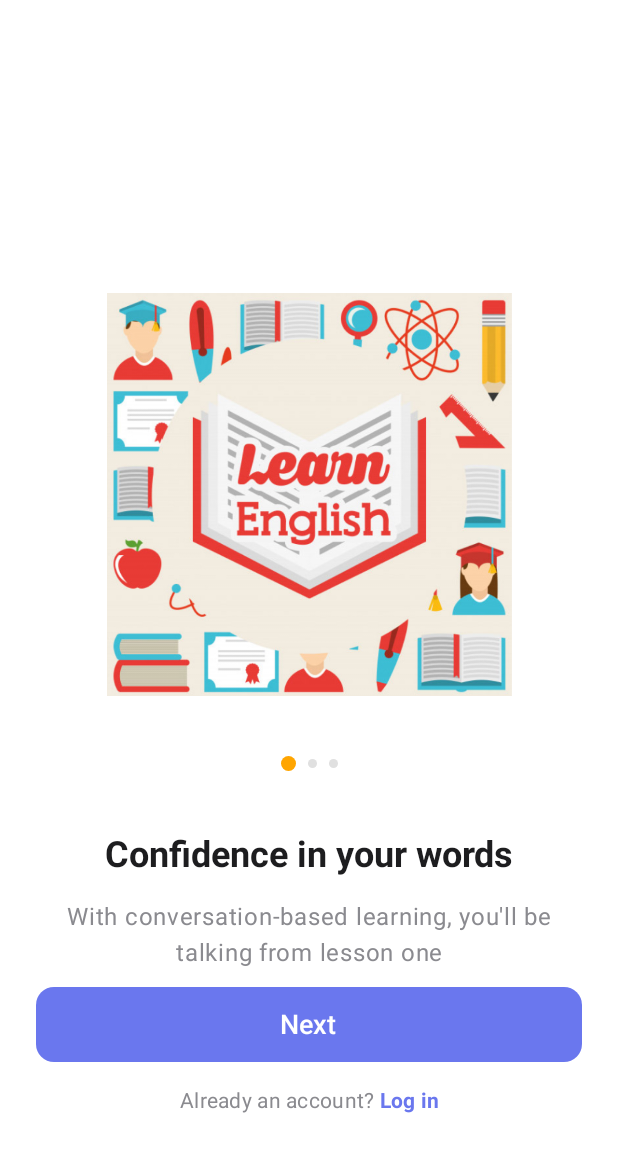
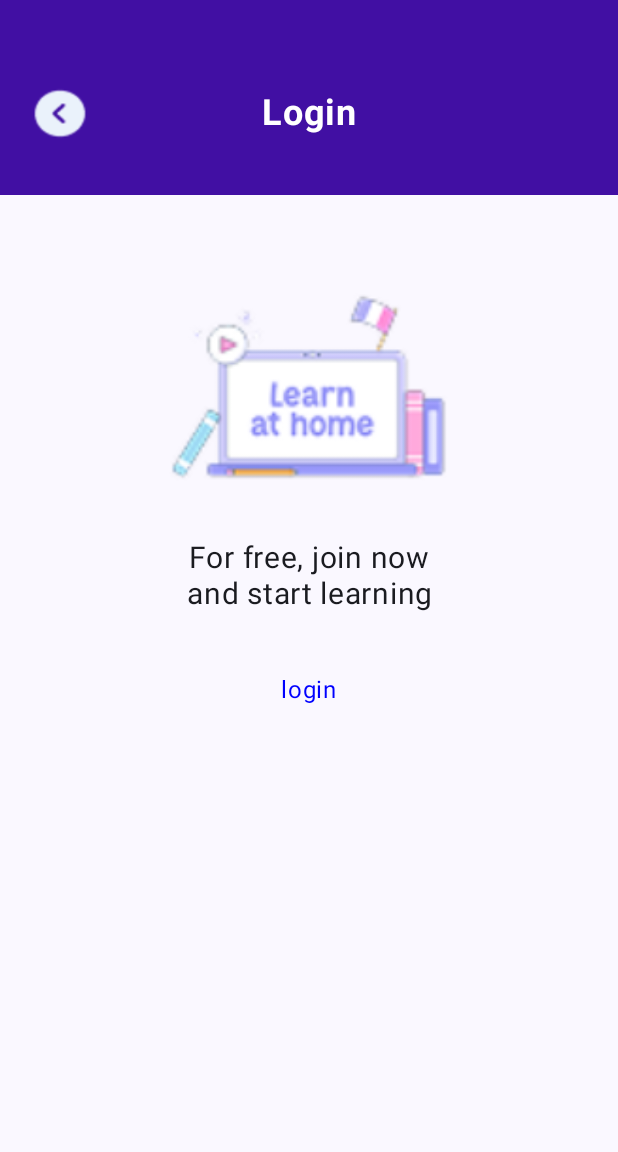
Before and after one commit to nkhoaa05/EnLearn, an Android app built with Jetpack Compose: the screen it shows after launch (MainActivity), on a phone screen of 412 x 824 dp. Shown: the top 1152 px of the screen. Run offline under Robolectric (Android 15) with nearby library versions, the phone set to English and light mode, and no system bars.

Commit message:
edit path, login screen

```diff
--- a/app/src/main/java/com/example/enlearn/LoginScreen.kt
+++ /dev/null
@@ -1 +0,0 @@
-package com.example.enlearn
--- a/app/src/main/java/com/example/enlearn/MainActivity.kt
+++ b/app/src/main/java/com/example/enlearn/MainActivity.kt
@@ -3,16 +3,10 @@ package com.example.enlearn
 import android.os.Bundle
 import androidx.activity.ComponentActivity
 import androidx.activity.compose.setContent
-import androidx.activity.enableEdgeToEdge
 import androidx.compose.foundation.layout.fillMaxSize
-import androidx.compose.foundation.layout.padding
-import androidx.compose.material3.Scaffold
-import androidx.compose.material3.Text
-import androidx.compose.runtime.Composable
 import androidx.compose.ui.Modifier
-import androidx.compose.ui.tooling.preview.Preview
-import androidx.core.splashscreen.SplashScreen.Companion.installSplashScreen
 import com.example.enlearn.ui.theme.EnLearnTheme
+import com.example.enlearn.ui_screen.login.LoginScreen
 
 class MainActivity : ComponentActivity() {
     override fun onCreate(savedInstanceState: Bundle?) {
@@ -23,7 +17,7 @@ class MainActivity : ComponentActivity() {
                     modifier = Modifier.fillMaxSize(),
                     color = androidx.compose.material3.MaterialTheme.colorScheme.background
                 ) {
-                    AppNavGraph()
+                    LoginScreen()
                 }
             }
         }
--- a/app/src/main/java/com/example/enlearn/ui/theme/Color.kt
+++ b/app/src/main/java/com/example/enlearn/ui/theme/Color.kt
@@ -9,3 +9,5 @@ val Pink80 = Color(0xFFEFB8C8)
 val Purple40 = Color(0xFF6650a4)
 val PurpleGrey40 = Color(0xFF625b71)
 val Pink40 = Color(0xFF7D5260)
+
+val PrimaryColor = Color(0xFF410FA3)
--- a/app/src/main/java/com/example/enlearn/HomeScreen.kt
+++ b/app/src/main/java/com/example/enlearn/ui_screen/home/HomeScreen.kt
@@ -1,4 +1,4 @@
-package com.example.enlearn
+package com.example.enlearn.ui_screen.home
 
 import androidx.compose.foundation.layout.Box
 import androidx.compose.foundation.layout.fillMaxSize
--- a/app/src/main/java/com/example/enlearn/OnBoarding1.kt
+++ b/app/src/main/java/com/example/enlearn/ui_screen/intro/OnBoarding1.kt
@@ -1,4 +1,4 @@
-package com.example.enlearn
+package com.example.enlearn.ui_screen.intro
 
 import androidx.compose.foundation.Image
 import androidx.compose.foundation.background
@@ -19,11 +19,11 @@ import androidx.compose.ui.text.buildAnnotatedString
 import androidx.compose.ui.text.font.FontWeight
 import androidx.compose.ui.text.style.TextAlign
 import androidx.compose.ui.text.withStyle
-import androidx.compose.ui.tooling.preview.Preview
 import androidx.compose.ui.unit.Dp
 import androidx.compose.ui.unit.dp
 import androidx.compose.ui.unit.sp
 import androidx.navigation.NavController
+import com.example.enlearn.R
 
 
 val onboardingImageResource = R.drawable.logo
--- a/app/src/main/java/com/example/enlearn/OnBoarding2.kt
+++ b/app/src/main/java/com/example/enlearn/ui_screen/intro/OnBoarding2.kt
@@ -1,4 +1,4 @@
-package com.example.enlearn
+package com.example.enlearn.ui_screen.intro
 
 
 import androidx.compose.foundation.Image
@@ -12,13 +12,12 @@ import androidx.compose.ui.layout.ContentScale
 import androidx.compose.ui.res.painterResource
 import androidx.compose.ui.text.font.FontWeight
 import androidx.compose.ui.text.style.TextAlign
-import androidx.compose.ui.tooling.preview.Preview
 import androidx.compose.ui.unit.dp
 import androidx.compose.ui.unit.sp
 import androidx.navigation.NavController
+import com.example.enlearn.R
 import com.example.enlearn.presentation.components.ClickableLoginText
 import com.example.enlearn.presentation.components.PageIndicator
-import com.example.enlearn.ui.theme.EnLearnTheme
 
 @Composable
 fun OnboardingScreen2(
--- a/app/src/main/java/com/example/enlearn/OnBoarding3.kt
+++ b/app/src/main/java/com/example/enlearn/ui_screen/intro/OnBoarding3.kt
@@ -1,4 +1,4 @@
-package com.example.enlearn
+package com.example.enlearn.ui_screen.intro
 
 import androidx.compose.foundation.Image
 import androidx.compose.foundation.layout.*
@@ -12,13 +12,12 @@ import androidx.compose.ui.layout.ContentScale
 import androidx.compose.ui.res.painterResource
 import androidx.compose.ui.text.font.FontWeight
 import androidx.compose.ui.text.style.TextAlign
-import androidx.compose.ui.tooling.preview.Preview
 import androidx.compose.ui.unit.dp
 import androidx.compose.ui.unit.sp
 import androidx.navigation.NavController
+import com.example.enlearn.R
 import com.example.enlearn.presentation.components.ClickableLoginText
 import com.example.enlearn.presentation.components.PageIndicator
-import com.example.enlearn.ui.theme.EnLearnTheme
 
 @Composable
 fun OnboardingScreen3(
--- a/app/src/main/java/com/example/enlearn/SplashScreen.kt
+++ b/app/src/main/java/com/example/enlearn/ui_screen/intro/SplashScreen.kt
@@ -1,4 +1,4 @@
-package com.example.enlearn
+package com.example.enlearn.ui_screen.intro
 
 import androidx.compose.foundation.Image
 import androidx.compose.foundation.background
@@ -14,6 +14,7 @@ import androidx.compose.ui.text.font.FontWeight
 import androidx.compose.ui.unit.dp
 import androidx.compose.ui.unit.sp
 import androidx.navigation.NavController
+import com.example.enlearn.R
 import kotlinx.coroutines.delay
 
 
--- /dev/null
+++ b/app/src/main/java/com/example/enlearn/ui_screen/login/LoginScreen.kt
@@ -0,0 +1,96 @@
+package com.example.enlearn.ui_screen.login
+
+import androidx.compose.foundation.Image
+import androidx.compose.foundation.background
+import androidx.compose.foundation.clickable
+import androidx.compose.foundation.layout.Arrangement
+import androidx.compose.foundation.layout.Box
+import androidx.compose.foundation.layout.Column
+import androidx.compose.foundation.layout.Spacer
+import androidx.compose.foundation.layout.fillMaxSize
+import androidx.compose.foundation.layout.fillMaxWidth
+import androidx.compose.foundation.layout.height
+import androidx.compose.foundation.layout.offset
+import androidx.compose.foundation.layout.size
+import androidx.compose.foundation.layout.width
+import androidx.compose.material3.Text
+import androidx.compose.runtime.Composable
+import androidx.compose.ui.Alignment
+import androidx.compose.ui.Modifier
+import androidx.compose.ui.graphics.Color
+import androidx.compose.ui.res.painterResource
+import androidx.compose.ui.text.font.FontWeight
+import androidx.compose.ui.text.style.TextAlign
+import androidx.compose.ui.tooling.preview.Preview
+import androidx.compose.ui.unit.dp
+import androidx.compose.ui.unit.sp
+import com.example.enlearn.R
+
+
+@Preview(showBackground = true)
+@Composable
+fun LoginScreen() {
+
+    val PrimaryColor = Color(0xFF410FA3)
+    Column(
+        modifier = Modifier
+            .fillMaxSize(),
+        verticalArrangement = Arrangement.Top,
+        horizontalAlignment = Alignment.CenterHorizontally
+    ) {
+
+        Box(
+            modifier = Modifier
+                .fillMaxWidth()
+                .height(130.dp)
+                .background(PrimaryColor)
+                .offset(y = (10.dp))
+
+        ) {
+            Image(
+                painter = painterResource(R.drawable.back_icon),
+                contentDescription = "Back icon",
+                modifier = Modifier
+                    .size(40.dp)
+                    .align(Alignment.CenterStart)
+                    .offset(x = 20.dp)
+                    .clickable { }
+            )
+            Text(
+                "Login",
+                fontSize = 24.sp,
+                fontWeight = FontWeight.Bold,
+                color = Color.White,
+                modifier = Modifier
+                    .align(Alignment.Center)
+            )
+
+        }
+
+        Spacer(modifier = Modifier.height(30.dp))
+
+        Column(
+            verticalArrangement = Arrangement.Top,
+            horizontalAlignment = Alignment.CenterHorizontally,
+            modifier = Modifier.width(200.dp)
+        ) {
+            Image(
+                painter = painterResource(R.drawable.icon_login),
+                contentDescription = "Login Icon",
+                modifier = Modifier
+                    .size(200.dp)
+            )
+
+            Text(
+                "For free, join now and start learning",
+                fontSize = 20.sp,
+                textAlign = TextAlign.Center
+            )
+        }
+
+        Spacer(modifier = Modifier.height(40.dp))
+
+        Text("login",
+            color = Color.Blue)
+    }
+}
```
Also changed, not shown: app/src/main/java/com/example/enlearn/navigation/NavGraph.kt (renamed from app/src/main/java/com/example/enlearn/NavGraph.kt, +9 -1 lines), app/src/main/res/drawable/back_icon.png (added), app/src/main/res/drawable/icon_login.png (added), 1 other file.
